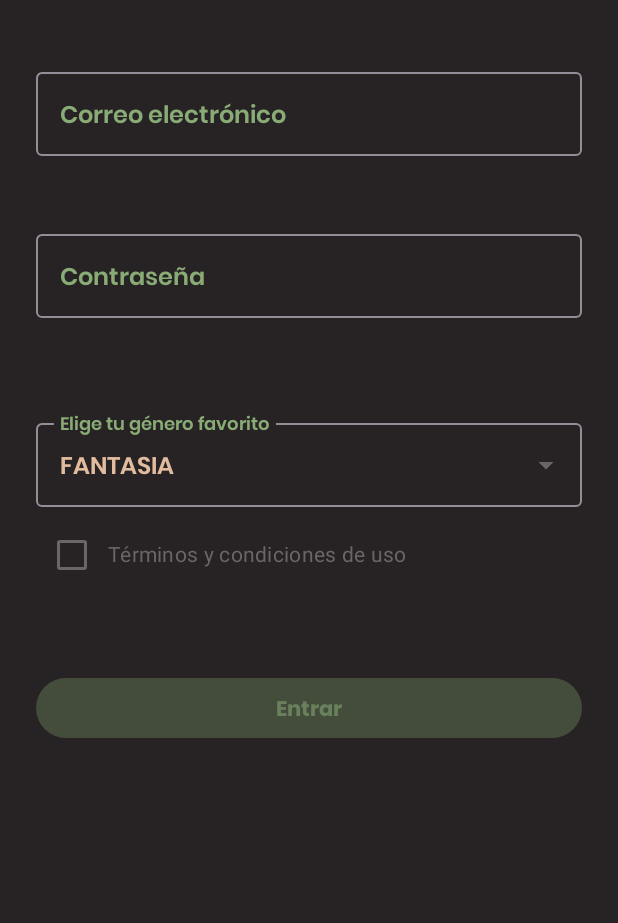
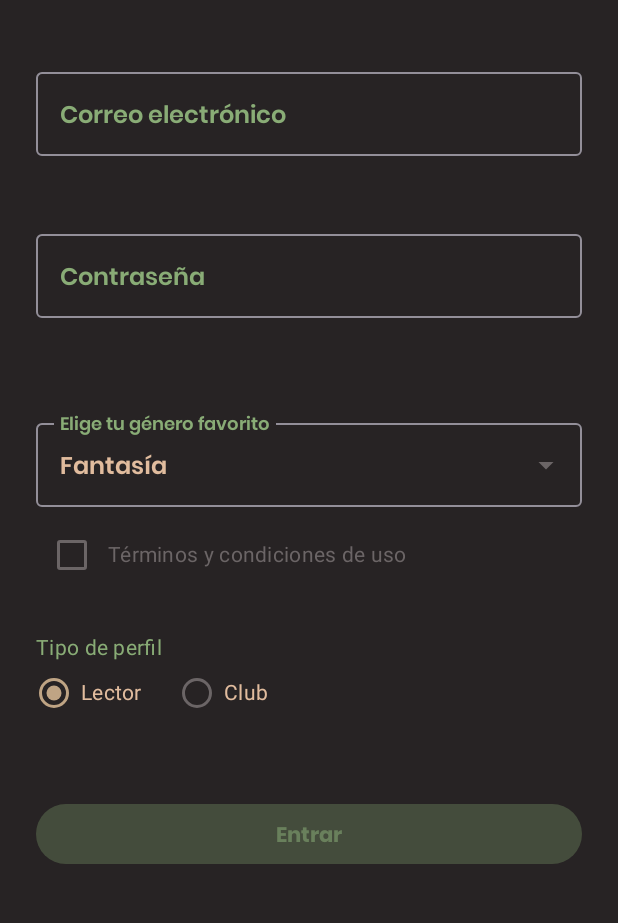
Before and after one commit to rocioromerod-gif/Booky, an Android app built with Jetpack Compose: the screen it shows after launch (MainActivity), on a phone screen of 412 x 824 dp, the part 174-1097 px from its top. Run offline under Robolectric (Android 15) with nearby library versions, the phone set to English and light mode, and no system bars.

Commit message:
Añadidos radiobuttons al login, y aplicado scaffold con topbar y bottombar (asi como snackbar) a la pagina de listado

```diff
--- a/app/build.gradle.kts
+++ b/app/build.gradle.kts
@@ -41,6 +41,7 @@ dependencies {
     implementation(libs.androidx.appcompat)
     implementation(libs.androidx.core.ktx)
     implementation(libs.androidx.material3)
+    implementation(libs.androidx.ui.graphics)
     implementation(libs.material)
     testImplementation(libs.junit)
     androidTestImplementation(libs.androidx.espresso.core)
--- a/app/src/main/java/com/example/booky/seeder/BookySeeder.kt
+++ b/app/src/main/java/com/example/booky/seeder/BookySeeder.kt
@@ -34,10 +34,15 @@ data class BookModel(
     @DrawableRes val imagen : Int,
 )
 
-enum class GeneroLibro {
-    FANTASIA,
-    FICCION,
-    ROMANCE,
-    TERROR,
-    MISTERIO
+enum class GeneroLibro (val etiquetaGenero: String) {
+    FANTASIA("Fantasía"),
+    FICCION ("Ficción"),
+    ROMANCE("Romance"),
+    TERROR("Terror"),
+    MISTERIO("Misterio")
 }
+
+enum class TipoPerfil(val etiquetaPerfil: String) {
+    LECTOR("Lector"),
+    CLUB("Club")
+}
--- a/app/src/main/java/com/example/booky/ui/pages/BookFormScreen.kt
+++ b/app/src/main/java/com/example/booky/ui/pages/BookFormScreen.kt
@@ -1,5 +1,6 @@
 package com.example.booky.ui.pages
 
+import android.widget.RadioGroup
 import androidx.compose.foundation.background
 import androidx.compose.foundation.layout.Arrangement
 import androidx.compose.foundation.layout.Column
@@ -9,8 +10,9 @@ import androidx.compose.foundation.layout.fillMaxSize
 import androidx.compose.foundation.layout.fillMaxWidth
 import androidx.compose.foundation.layout.height
 import androidx.compose.foundation.layout.padding
+import androidx.compose.foundation.layout.width
 import androidx.compose.foundation.rememberScrollState
-import androidx.compose.foundation.shape.RoundedCornerShape
+import androidx.compose.foundation.selection.selectable
 import androidx.compose.foundation.text.KeyboardOptions
 import androidx.compose.foundation.verticalScroll
 import androidx.compose.material3.Button
@@ -24,6 +26,7 @@ import androidx.compose.material3.ExposedDropdownMenuBox
 import androidx.compose.material3.ExposedDropdownMenuDefaults
 import androidx.compose.material3.MaterialTheme
 import androidx.compose.material3.OutlinedTextField
+import androidx.compose.material3.RadioButton
 import androidx.compose.material3.Text
 import androidx.compose.runtime.Composable
 import androidx.compose.runtime.collectAsState
@@ -40,8 +43,10 @@ import androidx.compose.ui.unit.dp
 import androidx.lifecycle.viewmodel.compose.viewModel
 import com.example.booky.R
 import com.example.booky.seeder.GeneroLibro
+import com.example.booky.seeder.TipoPerfil
 import com.example.booky.ui.theme.BookyTheme
 import com.example.booky.viewmodel.BookFormVM
+
 
 
 @OptIn(ExperimentalMaterial3Api::class)
@@ -73,6 +78,7 @@ fun BookFormScreen(
 
         Spacer(modifier = Modifier.height(24.dp))
 
+        //CORREO
         OutlinedTextField(
             value = state.email,
             onValueChange = vm::onEmailChange,
@@ -81,10 +87,13 @@ fun BookFormScreen(
                 color = MaterialTheme.colorScheme.onTertiary
                 ) },
             singleLine = true,
+            //Con esto se crea atajos para escribir el email
             keyboardOptions = KeyboardOptions(
                 keyboardType = KeyboardType.Email,
+                //imeAction cambia la tecla de la esquina inferior derecha del teclado por una flecha o botón de "Siguiente"
                 imeAction = ImeAction.Next
             ),
+            //Lanza el error del vm
             isError = state.errorEmail != null,
             supportingText = { state.errorEmail?.let { Text(stringResource(it)) } },
             modifier = Modifier.fillMaxWidth()
@@ -92,6 +101,7 @@ fun BookFormScreen(
 
         Spacer(modifier = Modifier.height(12.dp))
 
+        //PASSWORD
         OutlinedTextField(
             value = state.password,
             onValueChange = vm::onPasswordChange,
@@ -113,12 +123,14 @@ fun BookFormScreen(
 
         Spacer(modifier = Modifier.height(30.dp))
 
+        //DROPDOWNMENU BOX, la caja contenedore del resto de elecciones
         ExposedDropdownMenuBox(
             expanded = state.expanded,
             onExpandedChange = vm::onExpandedChange
         ) {
+            //Textfield que se ve inicialmente con la opcion por defecto
             OutlinedTextField(
-                value = state.genero.name,
+                value = state.genero.etiquetaGenero,
                 onValueChange = {},
                 label = { Text(
                     text = stringResource(R.string.genero_favorito),
@@ -130,14 +142,17 @@ fun BookFormScreen(
                     .fillMaxWidth()
                     .menuAnchor(ExposedDropdownMenuAnchorType.PrimaryNotEditable)
             )
-
+            //Dentro del box, tenemos las opciones del menu
             ExposedDropdownMenu(
                 expanded = state.expanded,
                 onDismissRequest = { vm.onExpandedChange(false) }
             ) {
+                //Con el foreach recorre el enum del seeder (GeneroLibro)
                 GeneroLibro.entries.forEach { option ->
                     DropdownMenuItem(
-                        text = { Text(option.name, style = MaterialTheme.typography.bodyLarge) },
+                        text = { Text(
+                            option.etiquetaGenero,
+                            style = MaterialTheme.typography.bodyLarge) },
                         onClick = { vm.onGeneroChange(option) },
                         contentPadding = ExposedDropdownMenuDefaults.ItemContentPadding
                     )
@@ -145,12 +160,13 @@ fun BookFormScreen(
             }
         }
 
-        Column {
+        //CHECKBOX, en un row para que salga todo en una misma linea
             Row(
                 verticalAlignment = Alignment.CenterVertically,
                 modifier = Modifier.fillMaxWidth()
             ) {
                 Checkbox(
+                    //Llama al data class de la vm con state.
                     checked = state.aceptaTerminos,
                     onCheckedChange = vm::onTerminosChange
                 )
@@ -167,10 +183,58 @@ fun BookFormScreen(
                     style = MaterialTheme.typography.bodySmall
                 )
             }
+
+        Spacer(modifier = Modifier.height(12.dp))
+
+        /*RADIO BUTTONS
+        Empezamos con Column para que así el texto vaya encima de los rb
+        Luego añadimos el row donde irán los rd
+         */
+        Column(
+            modifier = Modifier.fillMaxWidth(),
+            verticalArrangement = Arrangement.spacedBy(4.dp)
+        ) {
+            Text(
+                text = "Tipo de perfil",
+                style = MaterialTheme.typography.bodyMedium,
+                color = MaterialTheme.colorScheme.onTertiary
+            )
+
+            Row(
+                modifier = Modifier.fillMaxWidth(),
+                horizontalArrangement = Arrangement.spacedBy(24.dp),
+                verticalAlignment = Alignment.CenterVertically
+            ) {
+                //Con este foreach, se recorre el enum del seeder, y por cada elemento, se crea un rb
+                TipoPerfil.entries.forEach { opcion ->
+                    val seleccionada = state.tipoPerfil == opcion
+                    Row(
+                        modifier = Modifier
+                            .selectable(
+                                selected = seleccionada,
+                                onClick = { vm.onTipoPerfilChange(opcion) }
+                            )
+                            .padding(vertical = 4.dp),
+                        verticalAlignment = Alignment.CenterVertically
+                    ) {
+                        RadioButton(
+                            selected = seleccionada,
+                            onClick = null
+                        )
+                        Spacer(modifier = Modifier.width(6.dp))
+                        Text(
+                            text = opcion.etiquetaPerfil,
+                            style = MaterialTheme.typography.bodyMedium,
+                            color = MaterialTheme.colorScheme.onBackground
+                        )
+                    }
+                }
+            }
         }
 
         Spacer(modifier = Modifier.height(38.dp))
 
+        //Botón de guardar datos y entrar
         Button(
             onClick = {
                 if (vm.onSave()) onSaved()
--- a/app/src/main/java/com/example/booky/viewmodel/BookFormVM.kt
+++ b/app/src/main/java/com/example/booky/viewmodel/BookFormVM.kt
@@ -5,6 +5,7 @@ import androidx.annotation.StringRes
 import androidx.lifecycle.ViewModel
 import com.example.booky.R
 import com.example.booky.seeder.GeneroLibro
+import com.example.booky.seeder.TipoPerfil
 import kotlinx.coroutines.flow.MutableStateFlow
 import kotlinx.coroutines.flow.StateFlow
 import kotlinx.coroutines.flow.asStateFlow
@@ -20,7 +21,8 @@ data class BookFormUiState(
     val aceptaTerminos: Boolean = false,
     val emailTouched: Boolean = false,
     val passwordTouched: Boolean = false,
-    val terminosTouched: Boolean = false
+    val terminosTouched: Boolean = false,
+    val tipoPerfil: TipoPerfil = TipoPerfil.LECTOR,
 ) {
     @get:StringRes
     private val emailError: Int?
@@ -86,6 +88,10 @@ class BookFormVM : ViewModel() {
         _uiState.update { it.copy(aceptaTerminos = aceptado, terminosTouched = true) }
     }
 
+    fun onTipoPerfilChange(nuevoTipo: TipoPerfil) {
+        _uiState.update { it.copy(tipoPerfil = nuevoTipo) }
+    }
+
     fun onSave(): Boolean {
         val current = _uiState.value
         if (!current.isValid) {
--- a/app/src/main/res/values/strings.xml
+++ b/app/src/main/res/values/strings.xml
@@ -32,7 +32,7 @@
     <string name="contrasena">Contraseña</string>
     <string name="genero_favorito">Elige tu género favorito</string>
     <string name="version">Versión 1.0</string>
-    <string name="todos_los_libros">Todos los libros</string>
+    <string name="booky">Booky</string>
     <string name="libros_favoritos">Libros favoritos</string>
     <string name="ok">Ok</string>
     <string name="tab_snackbar">Pestaña: %1$s</string>
--- a/gradle/libs.versions.toml
+++ b/gradle/libs.versions.toml
@@ -7,6 +7,7 @@ espressoCore = "3.7.0"
 appcompat = "1.7.1"
 material = "1.14.0"
 material3 = "1.5.0"
+uiGraphics = "1.13.0"
 
 [libraries]
 androidx-core-ktx = { group = "androidx.core", name = "core-ktx", version.ref = "coreKtx" }
@@ -16,6 +17,7 @@ androidx-espresso-core = { group = "androidx.test.espresso", name = "espresso-co
 androidx-appcompat = { group = "androidx.appcompat", name = "appcompat", version.ref = "appcompat" }
 material = { group = "com.google.android.material", name = "material", version.ref = "material" }
 androidx-material3 = { group = "androidx.compose.material3", name = "material3", version.ref = "material3" }
+androidx-ui-graphics = { group = "androidx.compose.ui", name = "ui-graphics", version.ref = "uiGraphics" }
 
 [plugins]
 android-application = { id = "com.android.application", version.ref = "agp" }
```
Also changed, not shown: app/src/main/java/com/example/booky/ui/components/AppScaffold.kt (+13 -14 lines), app/src/main/java/com/example/booky/ui/components/MyNav.kt (+8 -3 lines), app/src/main/java/com/example/booky/ui/pages/BookDetailScreen.kt (+10 -10 lines), app/src/main/java/com/example/booky/ui/pages/BookListScreen.kt (+24 -7 lines).
